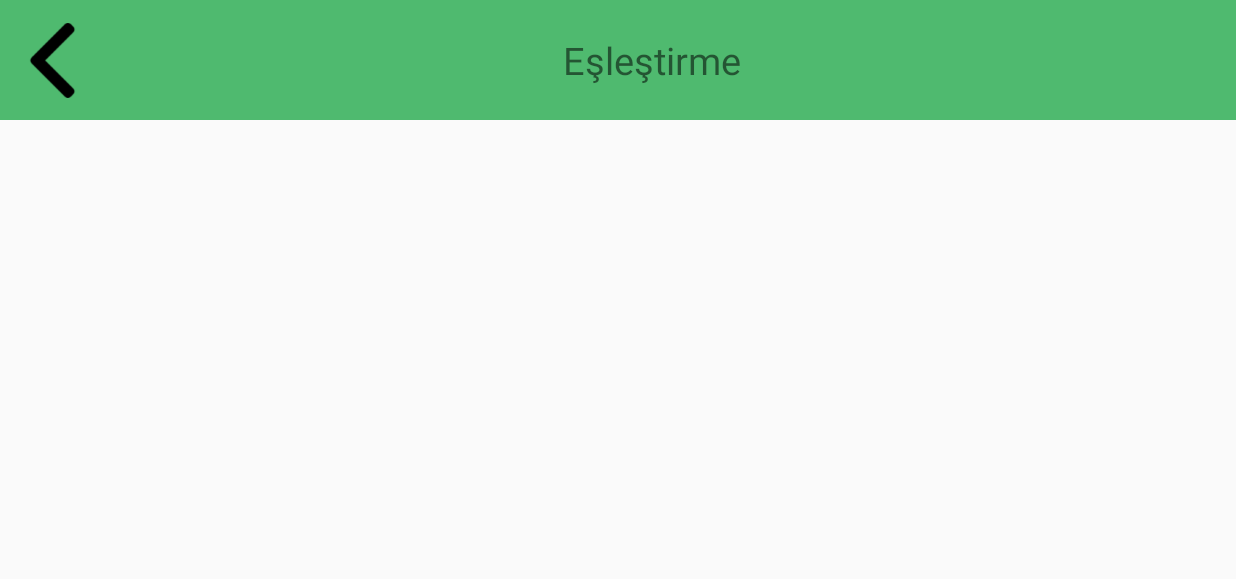
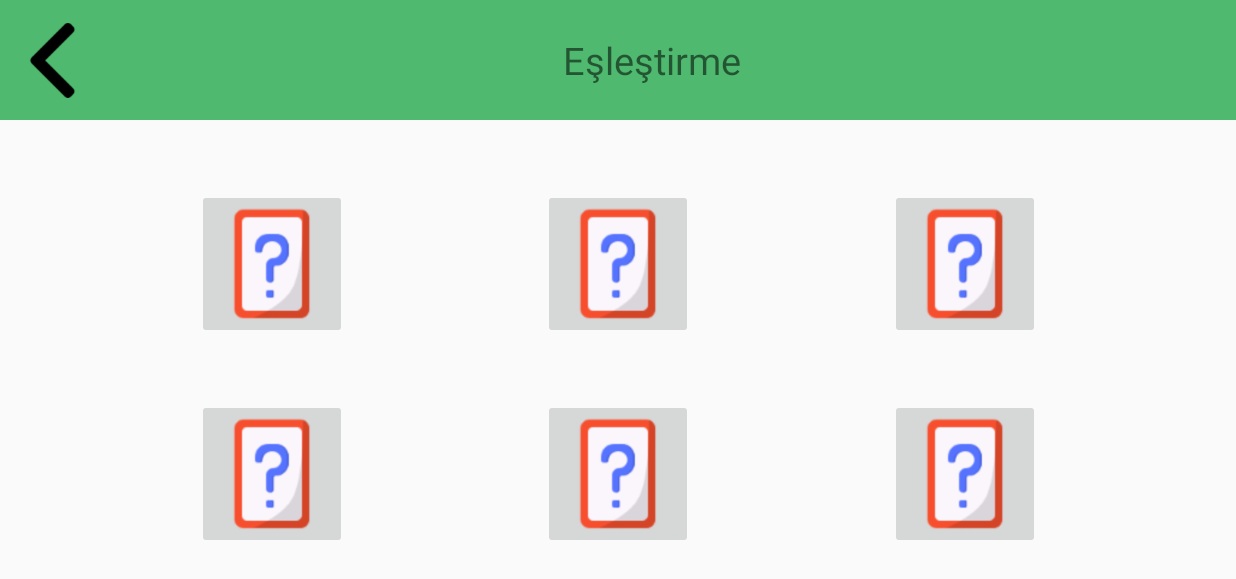
Before and after one commit to YorickMorris/beaotis, an Android app: the Pairing screen opened directly, with no data from a screen before it, on a phone screen of 824 x 412 dp (held sideways). Shown: the top 579 px of the screen. Run offline under Robolectric (Android 15) with nearby library versions, the phone set to English and light mode, and no system bars.

Commit message:
Pairing
Eşleştirme oyunu kodlandı.

```diff
--- /dev/null
+++ b/Beaotis/app/src/main/java/com/ebookfrenzy/beaotis/pairing/MemoryCard.kt
@@ -0,0 +1,3 @@
+package com.ebookfrenzy.beaotis.pairing
+
+data class MemoryCard(val identifier: Int, var isFaceUp: Boolean = false, var isMatched: Boolean = false)
--- a/Beaotis/app/src/main/java/com/ebookfrenzy/beaotis/pairing/Pairing.kt
+++ b/Beaotis/app/src/main/java/com/ebookfrenzy/beaotis/pairing/Pairing.kt
@@ -4,18 +4,42 @@ import android.content.Intent
 import androidx.appcompat.app.AppCompatActivity
 import android.os.Bundle
 import android.view.View
+import android.widget.ImageButton
+import android.widget.Toast
 import com.ebookfrenzy.beaotis.MainActivity
 import com.ebookfrenzy.beaotis.R
 import kotlinx.android.synthetic.main.activity_pairing.*
 
 class Pairing : AppCompatActivity() {
     private lateinit var intentToMainActivity:Intent
+
+    private lateinit var buttons: List<ImageButton>
+    private lateinit var cards: List<MemoryCard>
+    private var indexOfSingleSelectedCard: Int? = null
     override fun onCreate(savedInstanceState: Bundle?) {
         super.onCreate(savedInstanceState)
         setContentView(R.layout.activity_pairing)
         intentToMainActivity=Intent(this, MainActivity::class.java)
 
-        window.decorView.systemUiVisibility = View.SYSTEM_UI_FLAG_FULLSCREEN
+        val images = mutableListOf(R.drawable.ananas, R.drawable.elma, R.drawable.cilek)
+        images.addAll(images)
+        images.shuffle()
+
+        buttons = listOf(imageButton1, imageButton2, imageButton3, imageButton4, imageButton5,
+            imageButton6)
+
+        cards = buttons.indices.map { index ->
+            MemoryCard(images[index])
+        }
+
+        buttons.forEachIndexed { index, button ->
+            button.setOnClickListener {
+                // Modelleri güncelle
+                updateModels(index)
+                // Oyunun arayüzünü güncelle
+                updateViews()
+            }
+        }
 
         left_arrow10.setOnClickListener{
             val intent= Intent(this, MainActivity::class.java)
@@ -23,6 +47,58 @@ class Pairing : AppCompatActivity() {
             finish()
         }
     }
+
+    private fun updateViews() {
+        cards.forEachIndexed { index, card ->
+            val button = buttons[index]
+            if (card.isMatched) {
+                button.alpha = 0.1f
+            }
+            button.setImageResource(if (card.isFaceUp) card.identifier else R.drawable.cardgame)
+        }
+    }
+
+    private fun updateModels(position: Int) {
+        val card = cards[position]
+        // Error checking:
+        if (card.isFaceUp) {
+            Toast.makeText(this, "Yanlış Hamle!", Toast.LENGTH_SHORT).show()
+            return
+        }
+        // 3 Farklı durum
+        // 0 kartlar yeni döndü=> kartları yenile ve yeni seçilen kartı aç
+        // 1 kart yeni döndü => seçilen kartı döndür ve eşleşme var mı diye bak
+        // 2 cards previously flipped over => kartları yenile, seçilen kartı döndür
+        if (indexOfSingleSelectedCard == null) {
+            // 0 veya 2 kart seçildiyse
+            restoreCards()
+            indexOfSingleSelectedCard = position
+        } else {
+            // önceden bir kart seçildi
+            checkForMatch(indexOfSingleSelectedCard!!, position)
+            indexOfSingleSelectedCard = null
+        }
+        card.isFaceUp = !card.isFaceUp
+    }
+
+    private fun restoreCards() {
+        for (card in cards) {
+            if (!card.isMatched) {
+                card.isFaceUp = false
+            }
+        }
+    }
+
+    private fun checkForMatch(position1: Int, position2: Int) {
+        if (cards[position1].identifier == cards[position2].identifier) {
+            Toast.makeText(this, "Eşleşti!!", Toast.LENGTH_SHORT).show()
+            cards[position1].isMatched = true
+            cards[position2].isMatched = true
+        }
+    }
+
+
+
     override fun onBackPressed() {
         startActivity(intentToMainActivity)
         super.onBackPressed()
@@ -32,4 +108,9 @@ class Pairing : AppCompatActivity() {
         window.decorView.systemUiVisibility = View.SYSTEM_UI_FLAG_FULLSCREEN
         super.onResume()
     }
+
+    override fun onStart() {
+        window.decorView.systemUiVisibility = View.SYSTEM_UI_FLAG_FULLSCREEN
+        super.onStart()
+    }
 }
--- a/Beaotis/app/src/main/java/com/ebookfrenzy/beaotis/story/Story.kt
+++ b/Beaotis/app/src/main/java/com/ebookfrenzy/beaotis/story/Story.kt
@@ -41,7 +41,7 @@ class Story : YouTubeBaseActivity(),YouTubePlayer.OnInitializedListener,YouTubeP
     ) {
         //onVideoEnded fonksiyonu çalışmazsa burda fonksiyonu koştur.
         if (!p2) {
-            p1?.cueVideo("fhWaJi1Hsfo") // Plays https://www.youtube.com/watch?v=fhWaJi1Hsfo
+            p1?.cueVideo("N4F8x0iR0nk&ab") // Plays https://www.youtube.com/watch?v=fhWaJi1Hsfo
         }
     }
 
--- a/Beaotis/app/src/main/res/layout/activity_pairing.xml
+++ b/Beaotis/app/src/main/res/layout/activity_pairing.xml
@@ -9,6 +9,7 @@
         android:layout_width="match_parent"
         android:layout_height="80dp"
         android:background="#4FBA6F"
+        android:id="@+id/topPanel"
         app:layout_constraintTop_toTopOf="parent"
         app:layout_constraintStart_toStartOf="parent"
         app:layout_constraintEnd_toEndOf="parent">
@@ -38,4 +39,86 @@
         android:layout_marginEnd="25dp"
         android:text="@string/pairing"/>
     </androidx.constraintlayout.widget.ConstraintLayout>
+    <androidx.constraintlayout.widget.ConstraintLayout
+        android:layout_width="match_parent"
+        android:layout_height="wrap_content"
+        app:layout_constraintTop_toBottomOf="@id/topPanel"
+        app:layout_constraintBottom_toBottomOf="parent"
+        app:layout_constraintStart_toStartOf="parent"
+        app:layout_constraintEnd_toEndOf="parent">
+
+        <ImageButton
+            android:id="@+id/imageButton1"
+            android:layout_width="100dp"
+            android:layout_height="100dp"
+            android:scaleType="centerCrop"
+            android:layout_marginVertical="20dp"
+            app:layout_constraintBottom_toTopOf="@id/imageButton4"
+            app:layout_constraintEnd_toStartOf="@id/imageButton2"
+            app:layout_constraintStart_toStartOf="parent"
+            app:layout_constraintTop_toTopOf="parent"
+            app:srcCompat="@drawable/cardgame" />
+
+    <ImageButton
+        android:id="@+id/imageButton2"
+        android:layout_width="100dp"
+        android:layout_height="100dp"
+        android:scaleType="centerCrop"
+        android:layout_marginVertical="20dp"
+        app:layout_constraintEnd_toStartOf="@id/imageButton3"
+        app:layout_constraintStart_toEndOf="@id/imageButton1"
+        app:layout_constraintTop_toTopOf="parent"
+        app:layout_constraintBottom_toTopOf="@id/imageButton5"
+        app:srcCompat="@drawable/cardgame" />
+
+    <ImageButton
+        android:id="@+id/imageButton3"
+        android:layout_width="100dp"
+        android:layout_height="100dp"
+        android:scaleType="centerCrop"
+        android:layout_marginVertical="20dp"
+        app:layout_constraintTop_toTopOf="parent"
+        app:layout_constraintBottom_toTopOf="@id/imageButton6"
+        app:layout_constraintEnd_toEndOf="parent"
+        app:layout_constraintStart_toEndOf="@id/imageButton2"
+        app:srcCompat="@drawable/cardgame" />
+
+    <ImageButton
+        android:id="@+id/imageButton4"
+        android:layout_width="100dp"
+        android:layout_height="100dp"
+        android:scaleType="centerCrop"
+        android:layout_marginVertical="20dp"
+        app:layout_constraintStart_toStartOf="parent"
+        app:layout_constraintEnd_toStartOf="@id/imageButton5"
+        app:layout_constraintTop_toBottomOf="@id/imageButton1"
+        app:layout_constraintBottom_toBottomOf="parent"
+        app:srcCompat="@drawable/cardgame" />
+
+    <ImageButton
+        android:id="@+id/imageButton5"
+        android:layout_width="100dp"
+        android:layout_height="100dp"
+        android:scaleType="centerCrop"
+        android:layout_marginVertical="20dp"
+        app:layout_constraintStart_toEndOf="@id/imageButton4"
+        app:layout_constraintEnd_toStartOf="@id/imageButton6"
+        app:layout_constraintTop_toBottomOf="@id/imageButton2"
+        app:srcCompat="@drawable/cardgame"
+        app:layout_constraintBottom_toBottomOf="parent"/>
+
+    <ImageButton
+        android:id="@+id/imageButton6"
+        android:layout_width="100dp"
+        android:layout_height="100dp"
+        android:layout_marginVertical="20dp"
+        android:scaleType="centerCrop"
+        app:layout_constraintEnd_toEndOf="parent"
+        app:layout_constraintStart_toEndOf="@id/imageButton5"
+        app:layout_constraintTop_toBottomOf="@id/imageButton3"
+        app:layout_constraintBottom_toBottomOf="parent"
+        app:srcCompat="@drawable/cardgame" />
+
+
+    </androidx.constraintlayout.widget.ConstraintLayout>
 </androidx.constraintlayout.widget.ConstraintLayout>
--- a/Beaotis/app/src/main/res/layout/sign_in.xml
+++ b/Beaotis/app/src/main/res/layout/sign_in.xml
@@ -43,7 +43,7 @@
         android:textColorHint="#9CFFFFFF"
         android:layout_marginTop="10dp"
         android:layout_marginBottom="4dp"
-        android:hint="@string/username"
+        android:hint="@string/eposta"
         app:layout_constraintBottom_toTopOf="@+id/sifreGir"
         app:layout_constraintEnd_toEndOf="parent"
         app:layout_constraintStart_toStartOf="parent"
--- a/Beaotis/app/src/main/res/values/strings.xml
+++ b/Beaotis/app/src/main/res/values/strings.xml
@@ -37,4 +37,5 @@
     <string name="i_got_story">Bir Hikayem Var</string>
     <!-- TODO: Remove or change this placeholder text -->
     <string name="hello_blank_fragment">Hello blank fragment</string>
+    <string name="eposta">E-mail</string>
 </resources>
```
Also changed, not shown: Beaotis/app/src/main/java/com/ebookfrenzy/beaotis/ContactUs.kt (deleted, +0 -54 lines), Beaotis/app/src/main/res/layout/activity_mark_your_heard.xml (deleted, +0 -56 lines), Beaotis/app/src/main/res/layout/contact_us.xml (deleted, +0 -97 lines), Beaotis/app/src/main/res/navigation/nav_graph.xml (+11 -13 lines).
